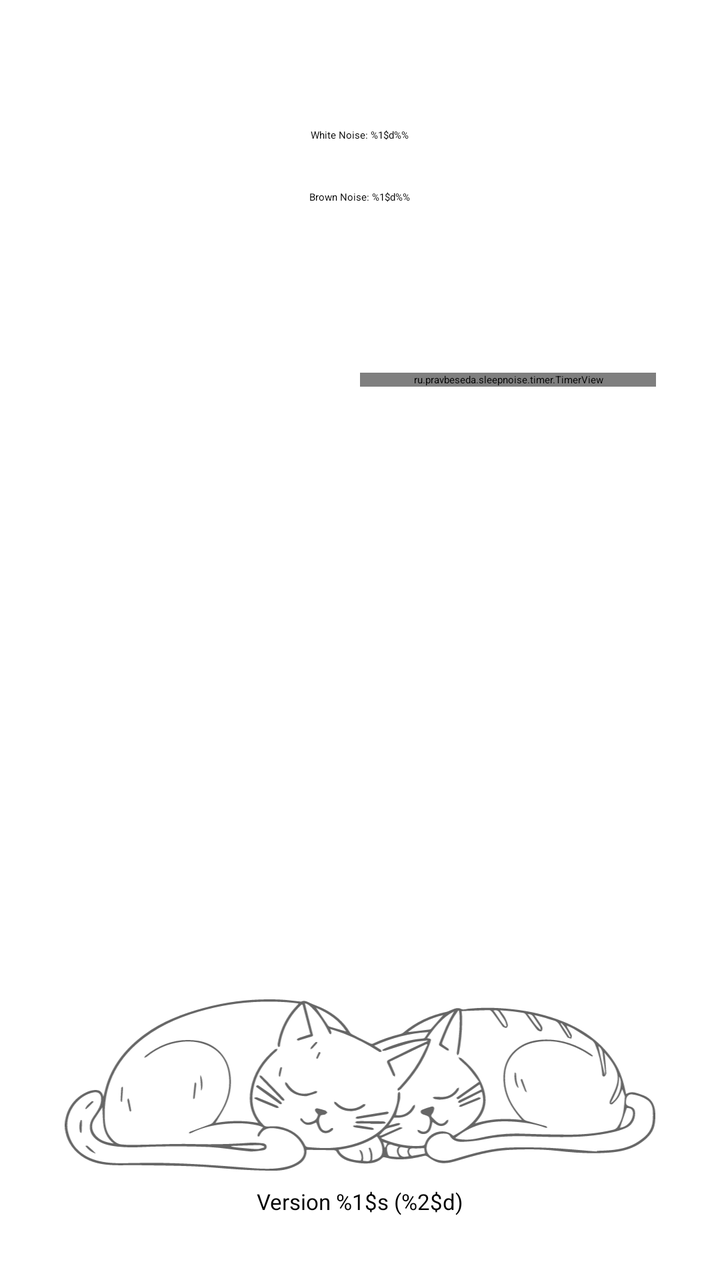
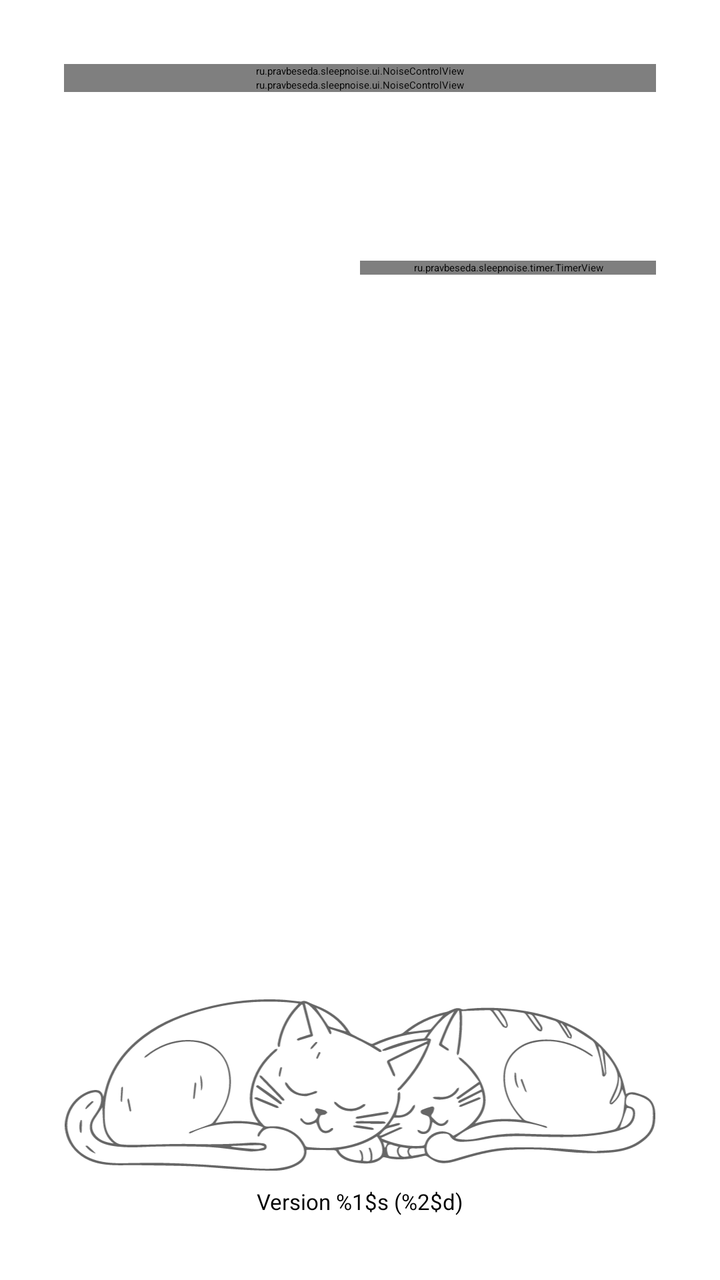

Two renders of the same Android screen: before a commit and after it. Below are the layout's source before the change and the commit's diff.
<!-- AndroidManifest.xml: application theme Theme.SleepNoise.Splash -->
<!-- res/layout/activity_main.xml -->
<?xml version="1.0" encoding="utf-8"?>
<LinearLayout
    xmlns:android="http://schemas.android.com/apk/res/android"
    android:layout_width="match_parent"
    android:layout_height="match_parent"
    android:orientation="vertical"
    android:gravity="center_horizontal"
    android:fitsSystemWindows="true"
    android:padding="32dp">

    <TextView
        android:id="@+id/whiteNoiseLabel"
        android:layout_width="wrap_content"
        android:layout_height="wrap_content"
        android:text="@string/white_noise_volume"
        android:paddingTop="32dp"/>

    <SeekBar
        android:id="@+id/whiteNoiseVolume"
        android:layout_width="match_parent"
        android:layout_height="wrap_content"
        android:max="100"/>

    <TextView
        android:id="@+id/brownNoiseLabel"
        android:layout_width="wrap_content"
        android:layout_height="wrap_content"
        android:text="@string/brown_noise_volume"
        android:paddingTop="@dimen/noise_label_spacing"/>

    <SeekBar
        android:id="@+id/brownNoiseVolume"
        android:layout_width="match_parent"
        android:layout_height="wrap_content"
        android:max="100"/>

    
    <LinearLayout
        android:id="@+id/noiseLabContainer"
        android:layout_width="match_parent"
        android:layout_height="wrap_content"
        android:orientation="vertical"
        android:gravity="center_horizontal"
        android:visibility="gone"/>

    <LinearLayout
        android:id="@+id/playTimerContainer"
        android:layout_width="match_parent"
        android:layout_height="wrap_content"
        android:layout_marginTop="48dp"
        android:baselineAligned="false"
        android:orientation="horizontal"
        android:gravity="center">

        <LinearLayout
            android:layout_width="0dp"
            android:layout_height="wrap_content"
            android:layout_weight="1"
            android:gravity="center"
            android:orientation="vertical">

            <Button
                android:id="@+id/playButton"
                android:layout_width="80dp"
                android:layout_height="80dp"
                android:contentDescription="@string/play_button"
                android:text=""
                android:tint="@color/cardview_dark_background"
                android:gravity="center"
                android:padding="16dp"
                android:drawableTop="@drawable/ic_play"
                android:layout_gravity="center"/>
        </LinearLayout>

        <LinearLayout
            android:layout_width="0dp"
            android:layout_height="wrap_content"
            android:layout_weight="1"
            android:gravity="center"
            android:orientation="vertical">

            <ru.pravbeseda.sleepnoise.timer.TimerView
                android:id="@+id/timerView"
                android:layout_width="match_parent"
                android:layout_height="wrap_content"/>
        </LinearLayout>
    </LinearLayout>

    <Space
        android:layout_width="match_parent"
        android:layout_height="0dp"
        android:layout_weight="1"/>

    <ImageView
        android:id="@+id/cats"
        android:layout_width="match_parent"
        android:layout_height="wrap_content"
        android:adjustViewBounds="true"
        android:scaleType="fitCenter"
        android:src="@drawable/cats"
        android:layout_marginBottom="0dp"/>

    <TextView
        android:id="@+id/version_text"
        android:layout_width="wrap_content"
        android:layout_height="wrap_content"
        android:text="@string/version"
        android:textSize="11sp"
        android:layout_gravity="center"
        android:paddingTop="8dp"/>

</LinearLayout>
<!-- resources referenced by this layout -->
<resources>
  <dimen name="noise_label_spacing">24dp</dimen>
  <!-- drawable cats: vector/xml drawable (drawable, 22311 chars, omitted) -->
  <!-- drawable ic_play (drawable) -->
  <vector xmlns:android="http://schemas.android.com/apk/res/android"
      android:width="48dp"
      android:height="48dp"
      android:viewportWidth="24"
      android:viewportHeight="24"
      android:tint="?attr/colorOnPrimary">
      <path
          android:fillColor="@android:color/white"
          android:pathData="M8,5v14l11,-7z"/>
  </vector>
  <string name="brown_noise_volume">Brown Noise: %1$d%%</string>
  <string name="play_button">Play</string>
  <string name="version">Version %1$s (%2$d)</string>
  <string name="white_noise_volume">White Noise: %1$d%%</string>
  <style name="Theme.SleepNoise.Splash" parent="@style/Theme.SplashScreen">
          <item name="windowSplashScreenAnimatedIcon">@mipmap/ic_launcher</item>
          <item name="windowSplashScreenBackground">@color/splash_background</item>
          <item name="postSplashScreenTheme">@style/Theme.SleepNoise.System</item>
      </style>
  <color name="splash_background">#430985</color>
  <style name="Theme.SleepNoise.System" parent="Theme.AppCompat.DayNight.DarkActionBar">
          <item name="colorControlNormal">@color/colorControlNormal</item>
          <item name="colorOnPrimary">@color/colorOnPrimary</item>
      </style>
  <color name="colorControlNormal">#222222</color>
  <color name="colorOnPrimary">#000000</color>
</resources>

<!-- the commit's change to res/layout/activity_main.xml (unified diff, before → after) -->
@@ -8,31 +8,15 @@
     android:fitsSystemWindows="true"
     android:padding="32dp">
 
-    <TextView
-        android:id="@+id/whiteNoiseLabel"
-        android:layout_width="wrap_content"
-        android:layout_height="wrap_content"
-        android:text="@string/white_noise_volume"
-        android:paddingTop="32dp"/>
+    <ru.pravbeseda.sleepnoise.ui.NoiseControlView
+        android:id="@+id/whiteNoiseControl"
+        android:layout_width="match_parent"
+        android:layout_height="wrap_content"/>
 
-    <SeekBar
-        android:id="@+id/whiteNoiseVolume"
+    <ru.pravbeseda.sleepnoise.ui.NoiseControlView
+        android:id="@+id/brownNoiseControl"
         android:layout_width="match_parent"
-        android:layout_height="wrap_content"
-        android:max="100"/>
-
-    <TextView
-        android:id="@+id/brownNoiseLabel"
-        android:layout_width="wrap_content"
-        android:layout_height="wrap_content"
-        android:text="@string/brown_noise_volume"
-        android:paddingTop="@dimen/noise_label_spacing"/>
-
-    <SeekBar
-        android:id="@+id/brownNoiseVolume"
-        android:layout_width="match_parent"
-        android:layout_height="wrap_content"
-        android:max="100"/>
+        android:layout_height="wrap_content"/>
 
     
     <LinearLayout
<!-- resource entries referenced after the edit -->
@@ -1,6 +1,5 @@
 <!-- resources referenced by this layout -->
 <resources>
-  <dimen name="noise_label_spacing">24dp</dimen>
   <!-- drawable cats: vector/xml drawable (drawable, 22311 chars, omitted) -->
   <!-- drawable ic_play (drawable) -->
   <vector xmlns:android="http://schemas.android.com/apk/res/android"
@@ -13,10 +12,8 @@
           android:fillColor="@android:color/white"
           android:pathData="M8,5v14l11,-7z"/>
   </vector>
-  <string name="brown_noise_volume">Brown Noise: %1$d%%</string>
   <string name="play_button">Play</string>
   <string name="version">Version %1$s (%2$d)</string>
-  <string name="white_noise_volume">White Noise: %1$d%%</string>
   <style name="Theme.SleepNoise.Splash" parent="@style/Theme.SplashScreen">
           <item name="windowSplashScreenAnimatedIcon">@mipmap/ic_launcher</item>
           <item name="windowSplashScreenBackground">@color/splash_background</item>
